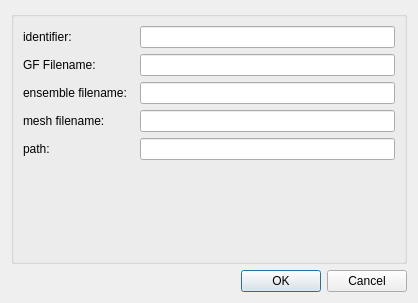
Old version of the form mapclientplugins/fieldworkmodelsourcestep/qt/configuredialog.ui in the repository mapclient-plugins/fieldworkmodelsourcestep.
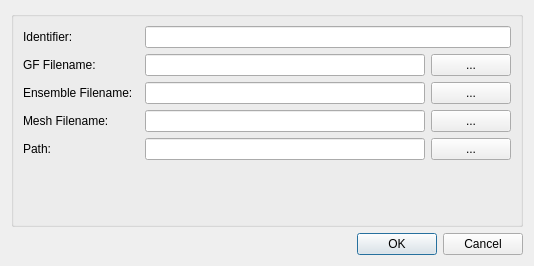
New version of the form.

Commit message: added file browser buttons to filename and path fields in the config dialog

```diff
--- a/mapclientplugins/fieldworkmodelsourcestep/qt/configuredialog.ui
+++ b/mapclientplugins/fieldworkmodelsourcestep/qt/configuredialog.ui
@@ -6,8 +6,8 @@
    <rect>
     <x>0</x>
     <y>0</y>
-    <width>418</width>
-    <height>303</height>
+    <width>534</width>
+    <height>266</height>
    </rect>
   </property>
   <property name="windowTitle">
@@ -23,7 +23,7 @@
       <item row="0" column="0">
        <widget class="QLabel" name="label0">
         <property name="text">
-         <string>identifier:  </string>
+         <string>Identifier:  </string>
         </property>
        </widget>
       </item>
@@ -38,41 +38,82 @@
         </property>
        </widget>
       </item>
-      <item row="1" column="1">
-       <widget class="QLineEdit" name="lineEdit1"/>
-      </item>
-
       <item row="2" column="0">
        <widget class="QLabel" name="label2">
         <property name="text">
-         <string>ensemble filename:  </string>
+         <string>Ensemble Filename:  </string>
         </property>
        </widget>
       </item>
-      <item row="2" column="1">
-       <widget class="QLineEdit" name="lineEdit2"/>
-      </item>
-
       <item row="3" column="0">
        <widget class="QLabel" name="label3">
         <property name="text">
-         <string>mesh filename:  </string>
+         <string>Mesh Filename:  </string>
         </property>
        </widget>
       </item>
-      <item row="3" column="1">
-       <widget class="QLineEdit" name="lineEdit3"/>
-      </item>
-
       <item row="4" column="0">
        <widget class="QLabel" name="label4">
         <property name="text">
-         <string>path:  </string>
+         <string>Path:  </string>
         </property>
        </widget>
       </item>
+      <item row="1" column="1">
+       <layout class="QHBoxLayout" name="horizontalLayout">
+        <item>
+         <widget class="QLineEdit" name="gfLocLineEdit"/>
+        </item>
+        <item>
+         <widget class="QPushButton" name="gfLocButton">
+          <property name="text">
+           <string>...</string>
+          </property>
+         </widget>
+        </item>
+       </layout>
+      </item>
+      <item row="2" column="1">
+       <layout class="QHBoxLayout" name="horizontalLayout_2">
+        <item>
+         <widget class="QLineEdit" name="ensLocLineEdit"/>
+        </item>
+        <item>
+         <widget class="QPushButton" name="ensLocButton">
+          <property name="text">
+           <string>...</string>
+          </property>
+         </widget>
+        </item>
+       </layout>
+      </item>
+      <item row="3" column="1">
+       <layout class="QHBoxLayout" name="horizontalLayout_3">
+        <item>
+         <widget class="QLineEdit" name="meshLocLineEdit"/>
+        </item>
+        <item>
+         <widget class="QPushButton" name="meshLocButton">
+          <property name="text">
+           <string>...</string>
+          </property>
+         </widget>
+        </item>
+       </layout>
+      </item>
       <item row="4" column="1">
-       <widget class="QLineEdit" name="lineEdit4"/>
+       <layout class="QHBoxLayout" name="horizontalLayout_4">
+        <item>
+         <widget class="QLineEdit" name="pathLocLineEdit"/>
+        </item>
+        <item>
+         <widget class="QPushButton" name="pathLocButton">
+          <property name="text">
+           <string>...</string>
+          </property>
+         </widget>
+        </item>
+       </layout>
       </item>
      </layout>
     </widget>
```
Left out of the diff: 49 changed lines with no effect on the pictures. The commit also changes 2 other files.
